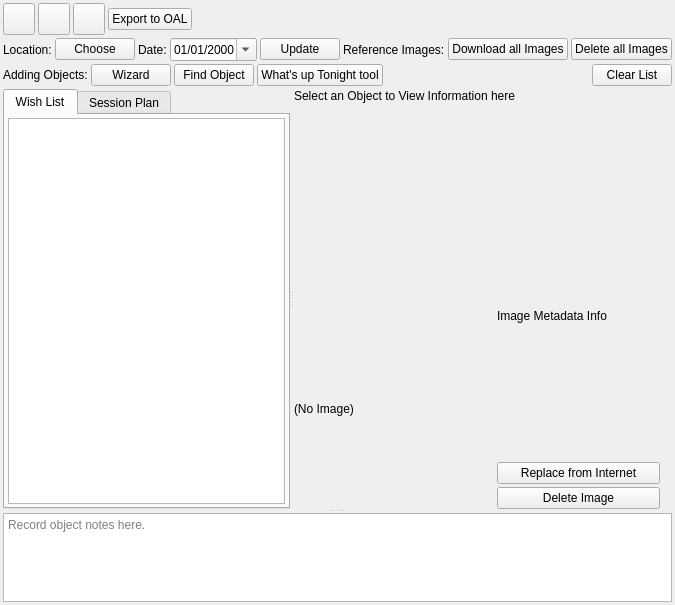
Before: the Qt Designer form kstars/tools/observinglist.ui in KDE/kstars, drawn with Qt 5.
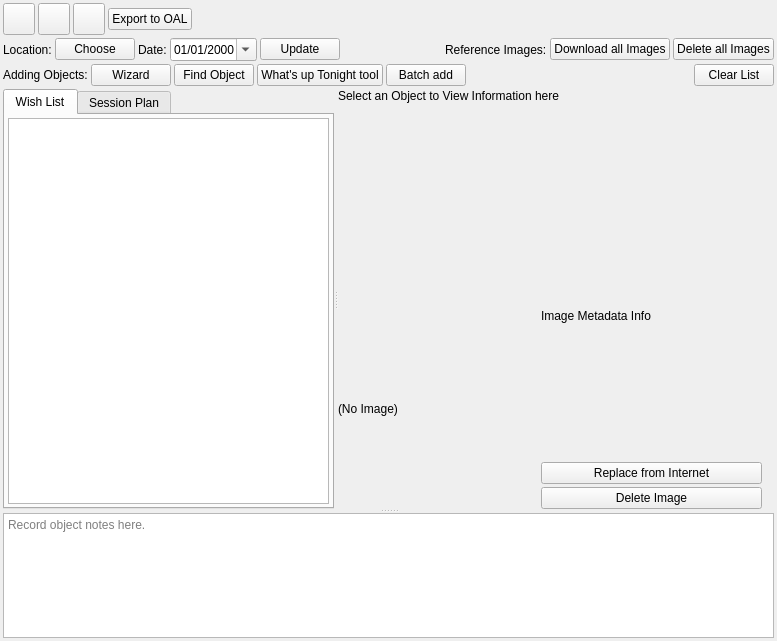
After: the same form once the commit is applied. Custom widgets are drawn as their Qt base class.

Commit message:
"Batch add" option in the Observing List: add multiple objects (e.g. from a text file list) easily
Note: Requires CatalogComponent::findByName implementation from Merge
Request !87 (or alternatively !93) to work correctly. Might conflict
with !93, needing some changes to become compatible.

FEATURE:

The edit to the form file:
```diff
--- a/kstars/tools/observinglist.ui
+++ b/kstars/tools/observinglist.ui
@@ -6,8 +6,8 @@
    <rect>
     <x>0</x>
     <y>0</y>
-    <width>640</width>
-    <height>605</height>
+    <width>777</width>
+    <height>641</height>
    </rect>
   </property>
   <layout class="QVBoxLayout" name="verticalLayout_2" stretch="0">
@@ -31,7 +31,7 @@
      <property name="orientation">
       <enum>Qt::Vertical</enum>
      </property>
-     <widget class="QWidget" name="">
+     <widget class="QWidget" name="layoutWidget">
       <layout class="QVBoxLayout" name="topLayout">
        <property name="spacing">
         <number>3</number>
@@ -349,6 +349,13 @@
            </property>
           </widget>
          </item>
+         <item>
+          <widget class="QPushButton" name="batchAddButton">
+           <property name="text">
+            <string>Batch add</string>
+           </property>
+          </widget>
+         </item>
          <item>
           <spacer name="horizontalSpacer_5">
            <property name="orientation">
@@ -524,7 +531,7 @@
            </layout>
           </widget>
          </widget>
-         <widget class="QWidget" name="">
+         <widget class="QWidget" name="layoutWidget">
           <layout class="QVBoxLayout" name="objectInfoLayout">
            <property name="spacing">
             <number>3</number>
```
The commit also changes 2 other files.
